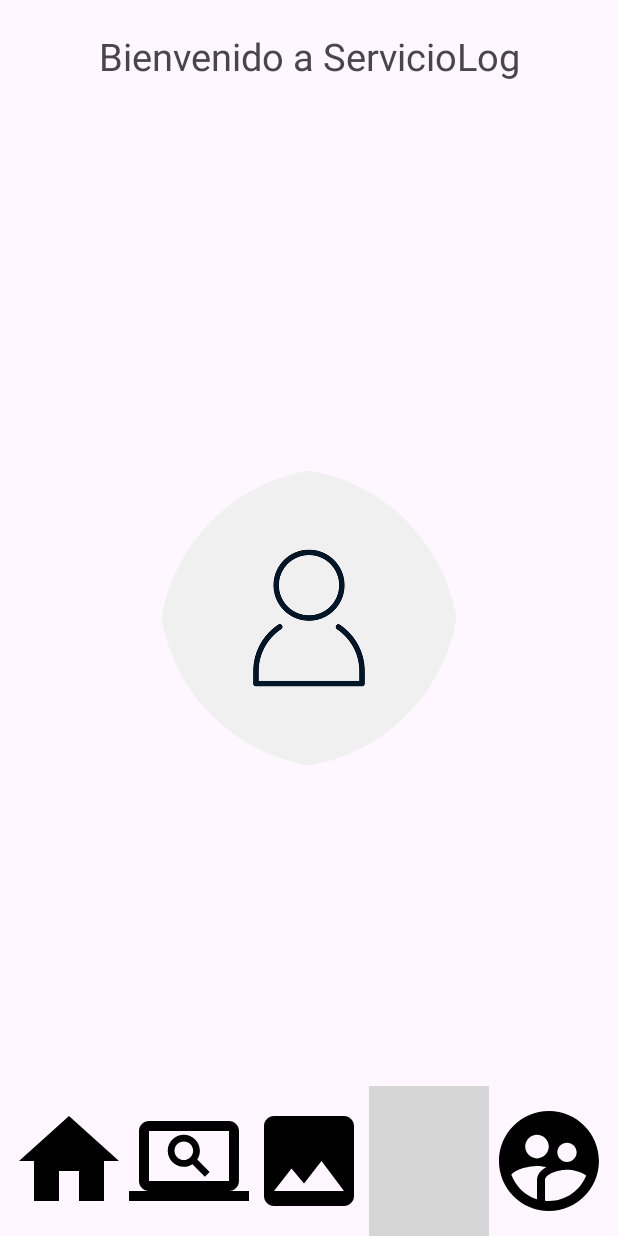
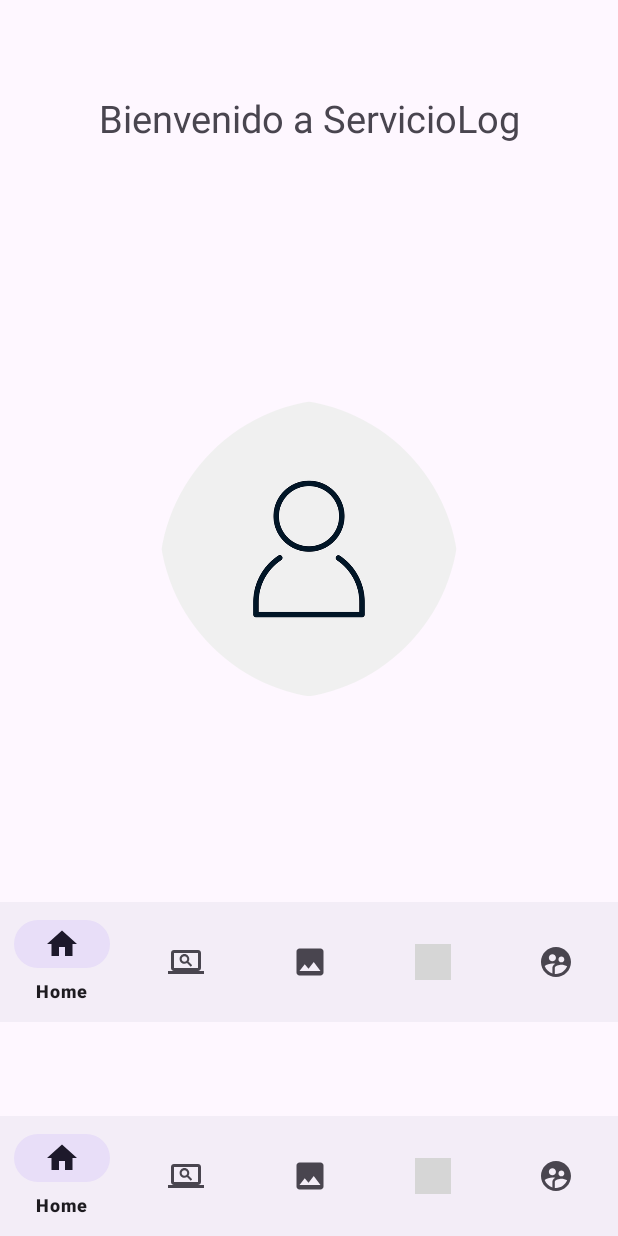
Before and after one commit to JuniorDLR/-Proyecto-Moviles-ServiceLog, an Android app: the FragmentMenu screen opened through its navigation route, on a phone screen of 412 x 824 dp. Run offline under Robolectric (Android 15) with nearby library versions, the phone set to English and light mode, and no system bars; our stand-ins replace Dagger/Hilt's generated code, navigation-ui; grey boxes are pictures that could not be loaded.

Commit message:
Navigation BottonBar

```diff
--- a/app/build.gradle
+++ b/app/build.gradle
@@ -44,6 +44,8 @@ dependencies {
     implementation 'androidx.appcompat:appcompat:1.6.1'
     implementation 'com.google.android.material:material:1.8.0'
     implementation 'androidx.constraintlayout:constraintlayout:2.1.4'
+
+
     //viewModel
     implementation 'androidx.lifecycle:lifecycle-viewmodel-ktx:2.6.1'
     //liveData
--- a/app/src/main/java/com/example/servivelog/ui/view/FragmentLogin.kt
+++ b/app/src/main/java/com/example/servivelog/ui/view/FragmentLogin.kt
@@ -4,22 +4,32 @@ import android.os.Bundle
 import android.view.LayoutInflater
 import android.view.View
 import android.view.ViewGroup
+import androidx.core.view.isVisible
 import androidx.fragment.app.Fragment
+import com.example.servivelog.R
 import com.example.servivelog.databinding.FragmentLoginBinding
+import com.google.android.material.bottomnavigation.BottomNavigationView
 import dagger.hilt.android.AndroidEntryPoint
 
 @AndroidEntryPoint
 class FragmentLogin : Fragment() {
 
     private lateinit var loginBinding: FragmentLoginBinding
+    private lateinit var navigationView: BottomNavigationView
 
     override fun onCreate(savedInstanceState: Bundle?) {
         loginBinding = FragmentLoginBinding.inflate(layoutInflater)
         super.onCreate(savedInstanceState)
+
     }
 
-    override fun onCreateView(inflater: LayoutInflater, container: ViewGroup?,
-                              savedInstanceState: Bundle?): View? {
+    override fun onCreateView(
+        inflater: LayoutInflater, container: ViewGroup?,
+        savedInstanceState: Bundle?
+    ): View? {
+
+
+
         // Inflate the layout for this fragment
         return loginBinding.root
     }
--- a/app/src/main/java/com/example/servivelog/ui/view/FragmentMenu.kt
+++ b/app/src/main/java/com/example/servivelog/ui/view/FragmentMenu.kt
@@ -5,23 +5,28 @@ import android.view.LayoutInflater
 import android.view.View
 import android.view.ViewGroup
 import androidx.fragment.app.Fragment
+import com.example.servivelog.R
+import com.example.servivelog.databinding.FragmentMenuBinding
 
-import com.example.servivelog.databinding.FragmentMenuBinding
+
+import com.google.android.material.bottomnavigation.BottomNavigationView
 
 class FragmentMenu : Fragment() {
 
     private lateinit var MenuBinding: FragmentMenuBinding
+    private lateinit var NavView: BottomNavigationView
 
     override fun onCreate(savedInstanceState: Bundle?) {
+        super.onCreate(savedInstanceState)
         MenuBinding = FragmentMenuBinding.inflate(layoutInflater)
-        super.onCreate(savedInstanceState)
     }
-
         override fun onCreateView(
             inflater: LayoutInflater, container: ViewGroup?,
             savedInstanceState: Bundle?
         ): View? {
-        // Inflate the layout for this fragment
+
+
+
             return MenuBinding.root
         }
 
--- a/app/src/main/java/com/example/servivelog/ui/view/MainActivity.kt
+++ b/app/src/main/java/com/example/servivelog/ui/view/MainActivity.kt
@@ -2,13 +2,29 @@ package com.example.servivelog.ui.view
 
 import androidx.appcompat.app.AppCompatActivity
 import android.os.Bundle
+import androidx.core.view.isVisible
+import androidx.navigation.NavController
+import androidx.navigation.Navigation
+import androidx.navigation.ui.setupWithNavController
 import com.example.servivelog.R
+import com.example.servivelog.databinding.ActivityMainBinding
+import com.google.android.material.bottomnavigation.BottomNavigationView
 import dagger.hilt.android.AndroidEntryPoint
 
 @AndroidEntryPoint
 class MainActivity : AppCompatActivity() {
+    private lateinit var binding: ActivityMainBinding
+    private lateinit var navController: NavController
     override fun onCreate(savedInstanceState: Bundle?) {
         super.onCreate(savedInstanceState)
-        setContentView(R.layout.activity_main)
+
+        binding = ActivityMainBinding.inflate(layoutInflater)
+        setContentView(binding.root)
+
+        val navView: BottomNavigationView = findViewById(R.id.BarraNavegacion)
+        navController = Navigation.findNavController(this, R.id.fragmentContainerView)
+        navView.setupWithNavController(navController)
+
+        //navView.isVisible = false
     }
 }
--- a/app/src/main/res/layout/activity_main.xml
+++ b/app/src/main/res/layout/activity_main.xml
@@ -7,14 +7,29 @@
     tools:context=".ui.view.MainActivity">
 
 
-    <androidx.fragment.app.FragmentContainerView
+    <fragment
         android:id="@+id/fragmentContainerView"
         android:name="androidx.navigation.fragment.NavHostFragment"
         android:layout_width="match_parent"
-        android:layout_height="match_parent"
+        android:layout_height="650dp"
         app:defaultNavHost="true"
-        app:navGraph="@navigation/nav_grahp"
-        tools:layout_editor_absoluteX="1dp"
-        tools:layout_editor_absoluteY="1dp"
-        tools:ignore="MissingConstraints" />
+        app:layout_constraintBottom_toTopOf="@+id/BarraNavegacion"
+        app:layout_constraintEnd_toEndOf="parent"
+        app:layout_constraintHorizontal_bias="0.0"
+        app:layout_constraintStart_toStartOf="parent"
+        app:layout_constraintTop_toTopOf="parent"
+
+        app:layout_constraintVertical_bias="0.437"
+        app:navGraph="@navigation/nav_grahp" />
+
+    <com.google.android.material.bottomnavigation.BottomNavigationView
+        android:id="@+id/BarraNavegacion"
+        android:layout_width="match_parent"
+        android:layout_height="wrap_content"
+        app:layout_constraintBottom_toBottomOf="parent"
+        app:layout_constraintEnd_toEndOf="parent"
+        app:layout_constraintStart_toStartOf="parent"
+        app:menu="@menu/bottom_nav_menu" />
+
+
 </androidx.constraintlayout.widget.ConstraintLayout>
--- a/app/src/main/res/layout/fragment_menu.xml
+++ b/app/src/main/res/layout/fragment_menu.xml
@@ -3,7 +3,8 @@
     xmlns:tools="http://schemas.android.com/tools"
     android:layout_width="match_parent"
     android:layout_height="match_parent"
-    tools:context=".ui.view.FragmentMenu">
+    tools:context=".ui.view.FragmentMenu"
+    android:id="@+id/FragmentoMenu">
 
     <RelativeLayout
         android:layout_width="match_parent"
@@ -38,40 +39,11 @@
             android:gravity="center"
             android:orientation="horizontal">
 
-            <ImageButton
-                style="@style/ImageButtonStyle"
-                android:layout_width="80dp"
-                android:layout_height="100dp"
-                android:scaleType="fitCenter"
-                android:src="@drawable/baseline_home_24" />
-
-            <ImageButton
-                style="@style/ImageButtonStyle"
-                android:layout_width="80dp"
-                android:layout_height="100dp"
-                android:scaleType="fitCenter"
-                android:src="@drawable/baseline_screen_search_desktop_24" />
-
-            <ImageButton
-                style="@style/ImageButtonStyle"
-                android:layout_width="80dp"
-                android:layout_height="100dp"
-                android:scaleType="fitCenter"
-                android:src="@drawable/baseline_image_24" />
-
-            <ImageButton
-                style="@style/ImageButtonStyle"
-                android:layout_width="80dp"
-                android:layout_height="100dp"
-                android:scaleType="fitCenter"
-                android:src="@drawable/baseline_add_chart_24" />
-
-            <ImageButton
-                style="@style/ImageButtonStyle"
-                android:layout_width="80dp"
-                android:layout_height="100dp"
-                android:scaleType="fitCenter"
-                android:src="@drawable/baseline_supervised_user_circle_24" />
+        <com.google.android.material.bottomnavigation.BottomNavigationView
+            android:id="@+id/BarraNavegacion"
+            android:layout_width="match_parent"
+            android:layout_height="wrap_content"
+            app:menu="@menu/bottom_nav_menu"/>
 
         </LinearLayout>
 
--- a/app/src/main/res/layout/fragment_registro_usuario.xml
+++ b/app/src/main/res/layout/fragment_registro_usuario.xml
@@ -37,8 +37,7 @@
             android:layout_margin="10dp"
             android:autofillHints="name"
             android:hint="@string/ingrese_su_nombre"
-            android:inputType="text"
-            app:startIconScaleType="centerCrop" />
+            android:inputType="text"/>
 
         <TextView
             android:id="@+id/tvApelldios"
--- /dev/null
+++ b/app/src/main/res/menu/bottom_nav_menu.xml
@@ -0,0 +1,30 @@
+<?xml version="1.0" encoding="utf-8"?>
+<menu xmlns:android="http://schemas.android.com/apk/res/android">
+    <item
+        android:id="@+id/fragmentMenu"
+        android:icon="@drawable/baseline_home_24"
+        android:title="Home" />
+
+    <item
+        android:id="@+id/fragmentLaboratorios"
+        android:icon="@drawable/baseline_screen_search_desktop_24"
+        android:title="Labs"/>
+
+    <item
+        android:id="@+id/fragmentDiagnostico"
+        android:icon="@drawable/baseline_image_24"
+        android:title="Diagnostico"/>
+
+    <item
+        android:id="@+id/fragmentMantenimiento"
+        android:icon="@drawable/baseline_add_chart_24"
+        android:title="Mantenimiento"/>
+
+    <item
+        android:id="@+id/fragmentConfiguracionUsuario"
+        android:icon="@drawable/baseline_supervised_user_circle_24"
+        android:title="Usuario"
+        />
+
+
+</menu>
--- a/app/src/main/res/navigation/nav_grahp.xml
+++ b/app/src/main/res/navigation/nav_grahp.xml
@@ -3,20 +3,13 @@
     xmlns:app="http://schemas.android.com/apk/res-auto"
     xmlns:tools="http://schemas.android.com/tools"
     android:id="@+id/nav_grahp"
-    app:startDestination="@id/fragmentRegistroUsuario">
+    app:startDestination="@id/fragmentLogin">
 
     <fragment
         android:id="@+id/fragmentLogin"
         android:name="com.example.servivelog.ui.view.FragmentLogin"
         android:label="fragment_login"
-        tools:layout="@layout/fragment_login" >
-        <action
-            android:id="@+id/action_fragmentLogin_to_fragmentMenu"
-            app:destination="@id/fragmentMenu" />
-        <action
-            android:id="@+id/action_fragmentLogin_to_fragmentRegistroUsuario"
-            app:destination="@id/fragmentRegistroUsuario" />
-    </fragment>
+        tools:layout="@layout/fragment_login" />
     <fragment
         android:id="@+id/fragmentMenu"
         android:name="com.example.servivelog.ui.view.FragmentMenu"
@@ -27,4 +20,9 @@
         android:name="com.example.servivelog.ui.view.FragmentRegistroUsuario"
         android:label="fragment_registro_usuario"
         tools:layout="@layout/fragment_registro_usuario" />
+    <fragment
+        android:id="@+id/fragmentConfiguracionUsuario"
+        android:name="com.example.servivelog.ui.view.FragmentConfiguracionUsuario"
+        android:label="fragment_configuracion_usuario"
+        tools:layout="@layout/fragment_configuracion_usuario" />
 </navigation>
```
Also changed, not shown: app/src/main/java/com/example/servivelog/ui/view/FragmentConfiguracionUsuario.kt (added, +31 -0 lines), app/src/main/res/layout/fragment_configuracion_usuario.xml (added, +155 -0 lines). Lines whose indentation alone changed are shown as unchanged.
